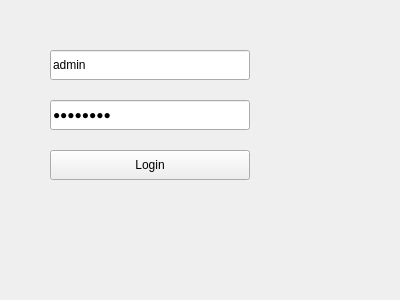
Qt form mainwindow.ui (omkarnagarkar55/Employee-Payroll-Management-System) before a commit.
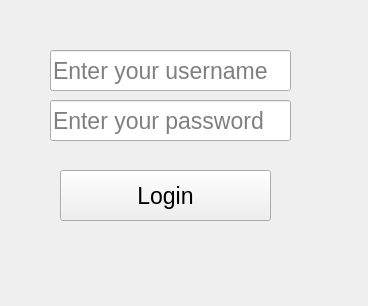
The same form after that commit.

```diff
--- a/mainwindow.ui
+++ b/mainwindow.ui
@@ -2,14 +2,23 @@
 <ui version="4.0">
  <class>MainWindow</class>
  <widget class="QMainWindow" name="MainWindow">
+  <property name="enabled">
+   <bool>true</bool>
+  </property>
   <property name="geometry">
    <rect>
     <x>0</x>
     <y>0</y>
-    <width>400</width>
-    <height>300</height>
+    <width>368</width>
+    <height>306</height>
    </rect>
   </property>
+  <property name="font">
+   <font>
+    <pointsize>17</pointsize>
+    <bold>false</bold>
+   </font>
+  </property>
   <property name="windowTitle">
    <string>Login Window</string>
   </property>
@@ -19,12 +28,12 @@
      <rect>
       <x>50</x>
       <y>50</y>
-      <width>200</width>
-      <height>30</height>
+      <width>241</width>
+      <height>41</height>
      </rect>
     </property>
     <property name="text">
-     <string>admin</string>
+     <string/>
     </property>
     <property name="placeholderText">
      <string>Enter your username</string>
@@ -35,12 +44,12 @@
      <rect>
       <x>50</x>
       <y>100</y>
-      <width>200</width>
-      <height>30</height>
+      <width>241</width>
+      <height>41</height>
      </rect>
     </property>
     <property name="text">
-     <string>password</string>
+     <string/>
     </property>
     <property name="echoMode">
      <enum>QLineEdit::Password</enum>
@@ -52,10 +61,10 @@
    <widget class="QPushButton" name="loginButton">
     <property name="geometry">
      <rect>
-      <x>50</x>
-      <y>150</y>
-      <width>200</width>
-      <height>30</height>
+      <x>60</x>
+      <y>170</y>
+      <width>211</width>
+      <height>51</height>
      </rect>
     </property>
     <property name="text">
```
